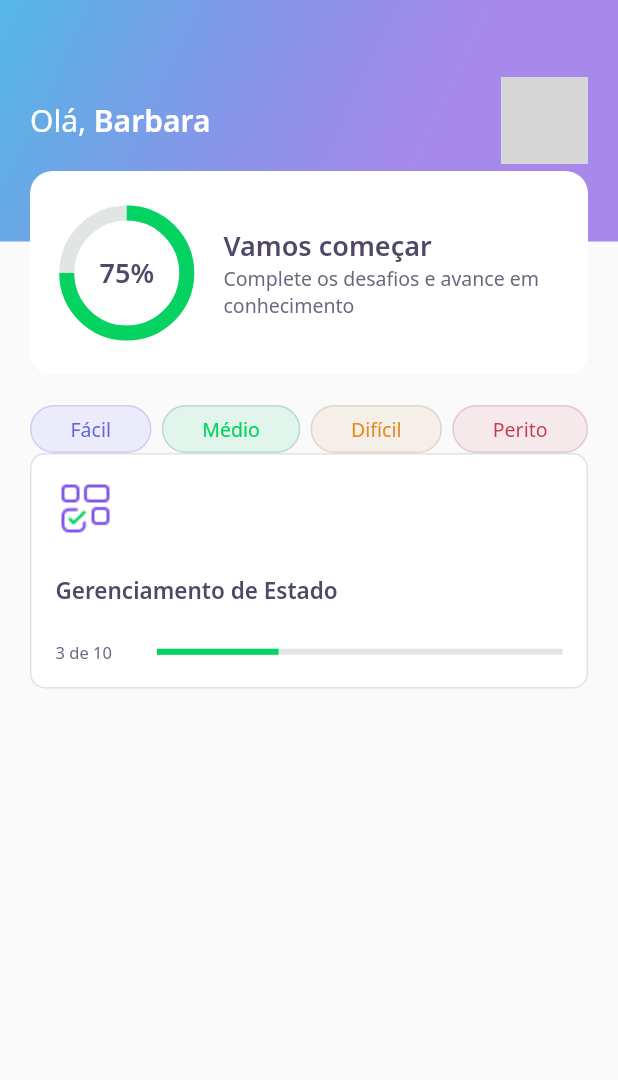
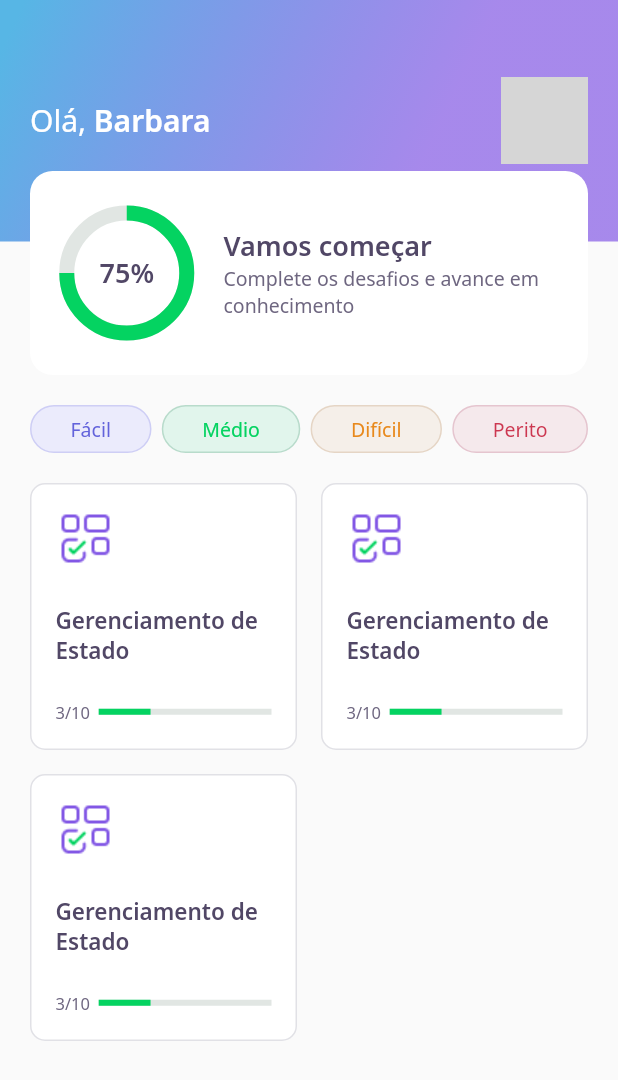
Before and after one commit to barbaracs/Flutter-Quiz, a Flutter app: the screen it shows after launch, on a phone screen of 412 x 824 dp. Shown: the top 1080 px of the screen. Run offline on Flutter 3.47's test engine with Material 2 defaults, Android fonts, the phone set to English and light mode, and no system bars; our stand-ins replace google_fonts; network calls fail; grey boxes are pictures that could not be loaded.

Commit message:
finish home layout

```diff
--- a/lib/home/home_page.dart
+++ b/lib/home/home_page.dart
@@ -16,9 +16,12 @@ class _HomePageState extends State<HomePage> {
     return Scaffold(
         appBar: AppBarWidget(),
         body: Padding(
-          padding: const EdgeInsets.symmetric(horizontal: 20, vertical: 20),
+          padding: const EdgeInsets.symmetric(horizontal: 20),
           child: Column(
             children: [
+              SizedBox(
+                height: 20,
+              ),
               Row(
                 mainAxisAlignment: MainAxisAlignment.spaceBetween,
                 children: [
@@ -28,7 +31,20 @@ class _HomePageState extends State<HomePage> {
                   LevelButtonWidget(label: "Perito"),
                 ],
               ),
-              QuizCardWidget()
+              SizedBox(
+                height: 20,
+              ),
+              Expanded(
+                child: GridView.count(
+                    crossAxisSpacing: 16,
+                    mainAxisSpacing: 16,
+                    crossAxisCount: 2,
+                    children: [
+                      QuizCardWidget(),
+                      QuizCardWidget(),
+                      QuizCardWidget(),
+                    ]),
+              )
             ],
           ),
         ));
--- a/lib/home/widgets/quiz_card/quiz_card_widget.dart
+++ b/lib/home/widgets/quiz_card/quiz_card_widget.dart
@@ -25,7 +25,7 @@ class QuizCardWidget extends StatelessWidget {
           Row(
             children: [
               Expanded(
-                  flex: 1, child: Text("3 de 10", style: AppTextStyles.body11)),
+                  flex: 1, child: Text("3/10", style: AppTextStyles.body11)),
               Expanded(
                 flex: 4,
                 child: LinearProgressIndicator(
```
